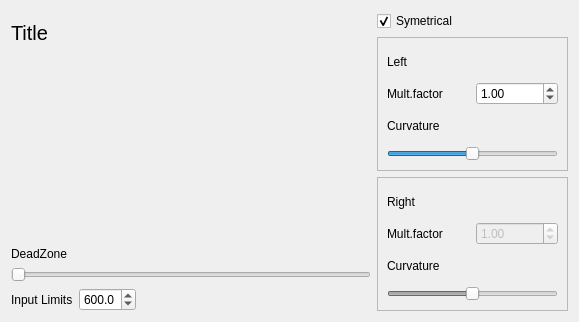
mavak/linux-track, file src/qt_gui/scurve.ui: the form before one commit.
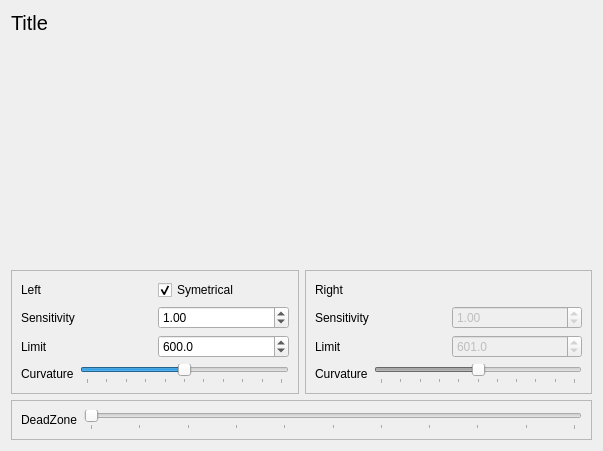
The form after the commit.

```diff
--- a/src/qt_gui/scurve.ui
+++ b/src/qt_gui/scurve.ui
@@ -6,20 +6,22 @@
    <rect>
     <x>0</x>
     <y>0</y>
-    <width>579</width>
-    <height>322</height>
+    <width>603</width>
+    <height>451</height>
    </rect>
   </property>
   <property name="windowTitle">
    <string>Form</string>
   </property>
-  <layout class="QVBoxLayout" name="verticalLayout_4">
-   <item>
-    <layout class="QHBoxLayout" name="horizontalLayout_2">
-     <item>
-      <layout class="QVBoxLayout" name="verticalLayout">
+  <layout class="QVBoxLayout" name="verticalLayout_3">
        <item>
         <widget class="QLabel" name="SCTitle">
+     <property name="sizePolicy">
+      <sizepolicy hsizetype="Preferred" vsizetype="Maximum">
+       <horstretch>0</horstretch>
+       <verstretch>0</verstretch>
+      </sizepolicy>
+     </property>
          <property name="font">
           <font>
            <pointsize>15</pointsize>
@@ -32,6 +34,12 @@
        </item>
        <item>
         <widget class="QWidget" name="SCView" native="true">
+     <property name="sizePolicy">
+      <sizepolicy hsizetype="Preferred" vsizetype="Expanding">
+       <horstretch>0</horstretch>
+       <verstretch>0</verstretch>
+      </sizepolicy>
+     </property>
          <property name="minimumSize">
           <size>
            <width>360</width>
@@ -41,74 +49,25 @@
         </widget>
        </item>
        <item>
-        <layout class="QHBoxLayout" name="horizontalLayout_4">
+    <layout class="QHBoxLayout" name="horizontalLayout_2">
          <item>
-          <layout class="QVBoxLayout" name="verticalLayout_3">
-           <item>
-            <widget class="QLabel" name="label_6">
-             <property name="text">
-              <string>DeadZone</string>
-             </property>
-            </widget>
-           </item>
-           <item>
-            <widget class="QSlider" name="SCDeadZone">
-             <property name="maximum">
-              <number>100</number>
-             </property>
-             <property name="orientation">
-              <enum>Qt::Horizontal</enum>
-             </property>
-            </widget>
-           </item>
+      <widget class="QFrame" name="frame">
+       <property name="frameShape">
+        <enum>QFrame::StyledPanel</enum>
+       </property>
+       <property name="frameShadow">
+        <enum>QFrame::Plain</enum>
+       </property>
+       <layout class="QVBoxLayout" name="verticalLayout">
            <item>
-            <layout class="QHBoxLayout" name="horizontalLayout_6">
+         <layout class="QHBoxLayout" name="horizontalLayout_9">
              <item>
-              <widget class="QLabel" name="label_2">
+           <widget class="QLabel" name="SCLeftLabel">
                <property name="text">
-                <string>Input Limits</string>
+             <string>Left</string>
                </property>
               </widget>
              </item>
-             <item>
-              <widget class="QDoubleSpinBox" name="SCInputLimits">
-               <property name="decimals">
-                <number>1</number>
-               </property>
-               <property name="minimum">
-                <double>1.000000000000000</double>
-               </property>
-               <property name="maximum">
-                <double>999.899999999999977</double>
-               </property>
-               <property name="value">
-                <double>600.000000000000000</double>
-               </property>
-              </widget>
-             </item>
-             <item>
-              <spacer name="horizontalSpacer_2">
-               <property name="orientation">
-                <enum>Qt::Horizontal</enum>
-               </property>
-               <property name="sizeHint" stdset="0">
-                <size>
-                 <width>40</width>
-                 <height>20</height>
-                </size>
-               </property>
-              </spacer>
-             </item>
-            </layout>
-           </item>
-          </layout>
-         </item>
-        </layout>
-       </item>
-      </layout>
-     </item>
-     <item>
-      <layout class="QVBoxLayout" name="verticalLayout_8">
        <item>
         <widget class="QCheckBox" name="SCSymetrical">
          <property name="text">
@@ -119,30 +78,14 @@
          </property>
         </widget>
        </item>
-       <item>
-        <widget class="QFrame" name="frame_2">
-         <property name="frameShape">
-          <enum>QFrame::StyledPanel</enum>
-         </property>
-         <property name="frameShadow">
-          <enum>QFrame::Raised</enum>
-         </property>
-         <layout class="QVBoxLayout" name="verticalLayout_6">
-          <item>
-           <layout class="QVBoxLayout" name="verticalLayout_7">
-            <item>
-             <widget class="QLabel" name="SCLeftLabel">
-              <property name="text">
-               <string>Left</string>
-              </property>
-             </widget>
+         </layout>
             </item>
             <item>
              <layout class="QHBoxLayout" name="horizontalLayout_3">
               <item>
                <widget class="QLabel" name="label_9">
                 <property name="text">
-                 <string>Mult.factor</string>
+             <string>Sensitivity</string>
                 </property>
                </widget>
               </item>
@@ -152,7 +95,7 @@
                  <double>0.000000000000000</double>
                 </property>
                 <property name="maximum">
-                 <double>10000.000000000000000</double>
+             <double>100.000000000000000</double>
                 </property>
                 <property name="singleStep">
                  <double>0.500000000000000</double>
@@ -165,7 +108,36 @@
              </layout>
             </item>
             <item>
-             <widget class="QLabel" name="label_10">
+         <layout class="QHBoxLayout" name="horizontalLayout_6">
+          <item>
+           <widget class="QLabel" name="label_2">
+            <property name="text">
+             <string>Limit</string>
+            </property>
+           </widget>
+          </item>
+          <item>
+           <widget class="QDoubleSpinBox" name="SCLeftLimit">
+            <property name="decimals">
+             <number>1</number>
+            </property>
+            <property name="minimum">
+             <double>1.000000000000000</double>
+            </property>
+            <property name="maximum">
+             <double>9999.899999999999636</double>
+            </property>
+            <property name="value">
+             <double>600.000000000000000</double>
+            </property>
+           </widget>
+          </item>
+         </layout>
+        </item>
+        <item>
+         <layout class="QHBoxLayout" name="horizontalLayout_7">
+          <item>
+           <widget class="QLabel" name="SCCurvL">
               <property name="text">
                <string>Curvature</string>
               </property>
@@ -173,6 +145,9 @@
             </item>
             <item>
              <widget class="QSlider" name="SCLeftCurv">
+            <property name="enabled">
+             <bool>true</bool>
+            </property>
               <property name="maximum">
                <number>100</number>
               </property>
@@ -182,6 +157,12 @@
               <property name="orientation">
                <enum>Qt::Horizontal</enum>
               </property>
+            <property name="tickPosition">
+             <enum>QSlider::TicksBelow</enum>
+            </property>
+            <property name="tickInterval">
+             <number>10</number>
+            </property>
              </widget>
             </item>
            </layout>
@@ -190,15 +171,13 @@
         </widget>
        </item>
        <item>
-        <widget class="QFrame" name="frame">
+      <widget class="QFrame" name="frame_2">
          <property name="frameShape">
           <enum>QFrame::StyledPanel</enum>
          </property>
          <property name="frameShadow">
           <enum>QFrame::Raised</enum>
          </property>
-         <layout class="QVBoxLayout" name="verticalLayout_5">
-          <item>
            <layout class="QVBoxLayout" name="verticalLayout_2">
             <item>
              <widget class="QLabel" name="SCRightLabel">
@@ -212,7 +191,7 @@
               <item>
                <widget class="QLabel" name="label">
                 <property name="text">
-                 <string>Mult.factor</string>
+             <string>Sensitivity</string>
                 </property>
                </widget>
               </item>
@@ -225,7 +204,7 @@
                  <double>0.000000000000000</double>
                 </property>
                 <property name="maximum">
-                 <double>10000.000000000000000</double>
+             <double>100.000000000000000</double>
                 </property>
                 <property name="singleStep">
                  <double>0.500000000000000</double>
@@ -237,9 +216,41 @@
               </item>
              </layout>
             </item>
+        <item>
+         <layout class="QHBoxLayout" name="horizontalLayout_5">
             <item>
              <widget class="QLabel" name="label_3">
               <property name="text">
+             <string>Limit</string>
+            </property>
+           </widget>
+          </item>
+          <item>
+           <widget class="QDoubleSpinBox" name="SCRightLimit">
+            <property name="enabled">
+             <bool>false</bool>
+            </property>
+            <property name="decimals">
+             <number>1</number>
+            </property>
+            <property name="minimum">
+             <double>1.000000000000000</double>
+            </property>
+            <property name="maximum">
+             <double>9999.899999999999636</double>
+            </property>
+            <property name="value">
+             <double>601.000000000000000</double>
+            </property>
+           </widget>
+          </item>
+         </layout>
+        </item>
+        <item>
+         <layout class="QHBoxLayout" name="horizontalLayout_8">
+          <item>
+           <widget class="QLabel" name="SCCurvR">
+            <property name="text">
                <string>Curvature</string>
               </property>
              </widget>
@@ -258,6 +269,12 @@
               <property name="orientation">
                <enum>Qt::Horizontal</enum>
               </property>
+            <property name="tickPosition">
+             <enum>QSlider::TicksBelow</enum>
+            </property>
+            <property name="tickInterval">
+             <number>10</number>
+            </property>
              </widget>
             </item>
            </layout>
@@ -267,7 +284,43 @@
        </item>
       </layout>
      </item>
-    </layout>
+   <item>
+    <widget class="QFrame" name="frame_3">
+     <property name="frameShape">
+      <enum>QFrame::StyledPanel</enum>
+     </property>
+     <layout class="QHBoxLayout" name="horizontalLayout_4">
+      <item>
+       <widget class="QLabel" name="SCDZoneLabel">
+        <property name="sizePolicy">
+         <sizepolicy hsizetype="Preferred" vsizetype="Maximum">
+          <horstretch>0</horstretch>
+          <verstretch>0</verstretch>
+         </sizepolicy>
+        </property>
+        <property name="text">
+         <string>DeadZone</string>
+        </property>
+       </widget>
+      </item>
+      <item>
+       <widget class="QSlider" name="SCDeadZone">
+        <property name="maximum">
+         <number>100</number>
+        </property>
+        <property name="orientation">
+         <enum>Qt::Horizontal</enum>
+        </property>
+        <property name="tickPosition">
+         <enum>QSlider::TicksBelow</enum>
+        </property>
+        <property name="tickInterval">
+         <number>10</number>
+        </property>
+       </widget>
+      </item>
+     </layout>
+    </widget>
    </item>
   </layout>
  </widget>
```
Left out of the diff: 8 changed lines with no effect on the pictures. Lines whose indentation alone changed are shown as unchanged.
